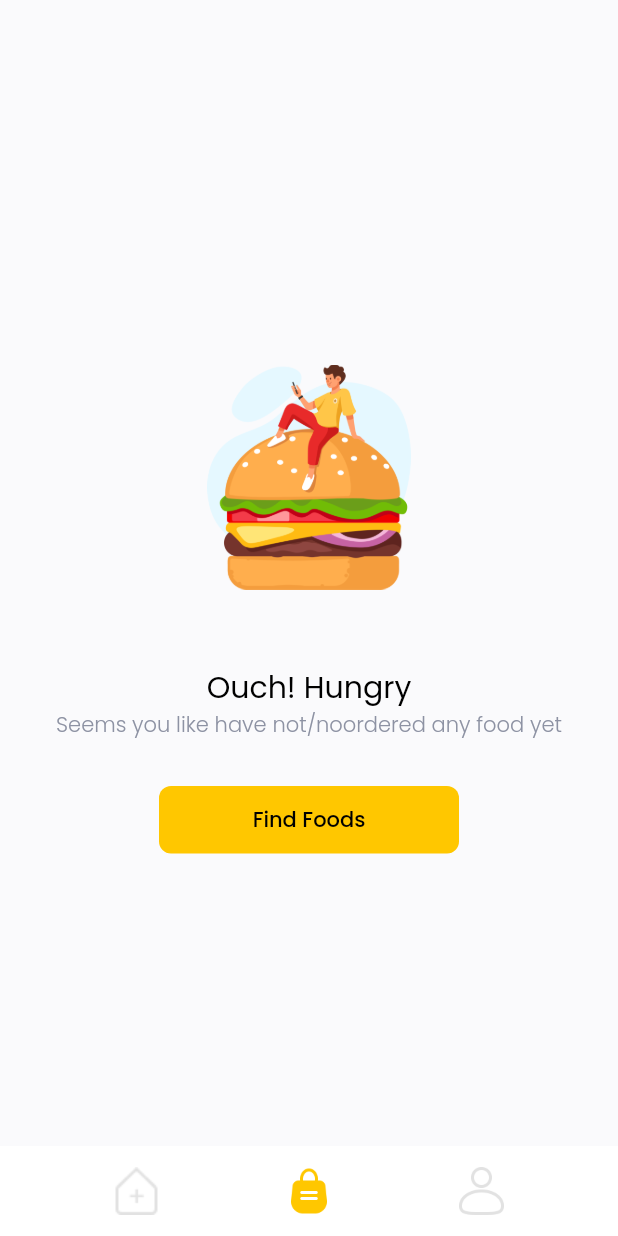
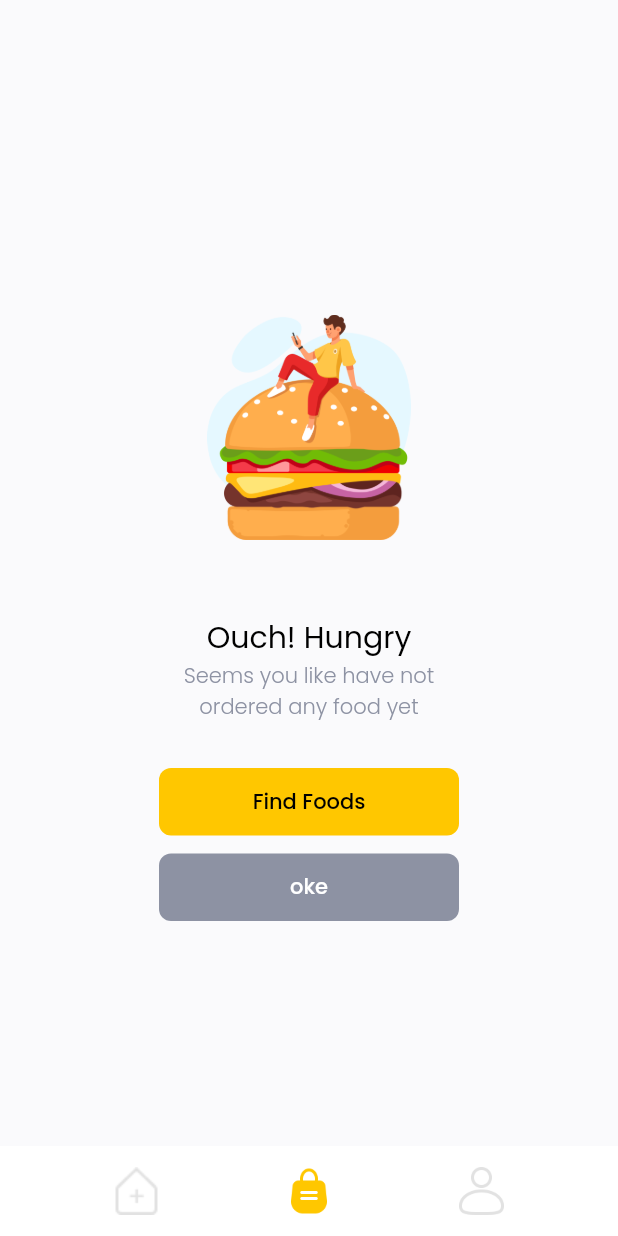
Before and after one commit to ipung123/food_market, a Flutter app: the screen it shows after launch, swiped to page 2, on a phone screen of 412 x 824 dp. Run offline on Flutter 3.47's test engine with Material 2 defaults, Android fonts, the phone set to English and light mode, and no system bars; our stand-ins replace equatable, flutter_spinkit, get, google_fonts, material_design_icons_flutter, supercharged; network calls fail.

Commit message:
menambahkan succes sign up and succes order page

```diff
--- a/lib/ui/pages/illustration_page.dart
+++ b/lib/ui/pages/illustration_page.dart
@@ -68,8 +68,8 @@ class IllustrationPage extends StatelessWidget {
               shape: RoundedRectangleBorder(
                 borderRadius: BorderRadius.circular(8)),
               child: Text(
-                buttonTitle1,
-                style: blackFontStyle3.copyWith(fontWeight: FontWeight.w500),
+                buttonTitle2 ?? 'title',
+                style: blackFontStyle3.copyWith(fontWeight: FontWeight.w500, color: Colors.white)
                 ),
             ),
           )
--- a/lib/ui/pages/main_page.dart
+++ b/lib/ui/pages/main_page.dart
@@ -36,10 +36,12 @@ class _MainPageState extends State<MainPage> {
                 Center(
                    child: IllustrationPage(
                        title: 'Ouch! Hungry',
-                       subtitle: 'Seems you like have not/noordered any food yet',
+                       subtitle: 'Seems you like have not\nordered any food yet',
                        picturePath: 'assets/love_burger.png',
                        buttonTap1: () {},
-                       buttonTitle1: 'Find Foods'),
+                       buttonTitle1: 'Find Foods',
+                       buttonTap2: () {},
+                       buttonTitle2: 'oke',)
                 ),
                 Center(
                    child: Text("Profile"),
--- a/lib/ui/pages/pages.dart
+++ b/lib/ui/pages/pages.dart
@@ -21,3 +21,5 @@ part 'food_page.dart';
 part 'food_details_page.dart';
 part 'payment_page.dart';
 part 'illustration_page.dart';
+part 'success_order_page.dart';
+part 'success_sign_up_page.dart';
```
Also changed, not shown: lib/ui/pages/success_order_page.dart (added, +18 -0 lines), lib/ui/pages/success_sign_up_page.dart (added, +16 -0 lines).
